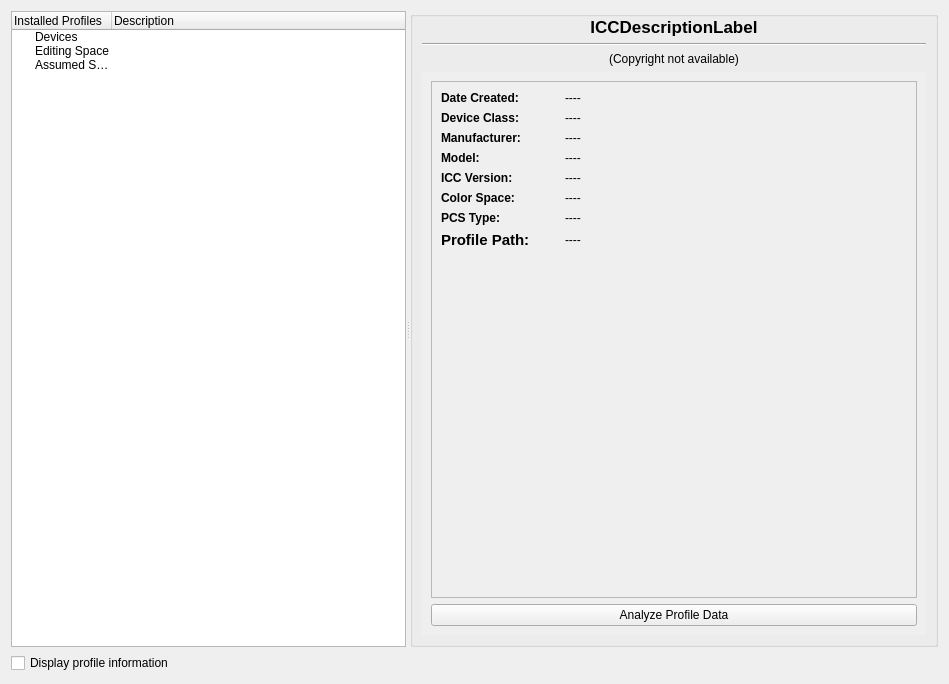
KDE/kolor-manager, file information/kminfo.ui: the form before one commit.
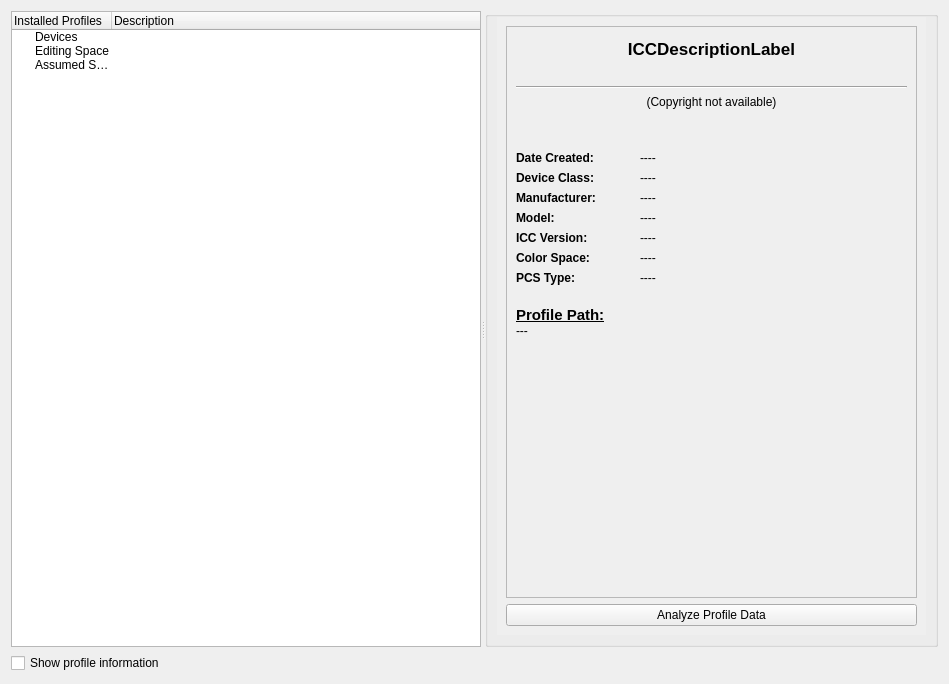
The form after the commit.

Commit message: (kminfo) Polished the ui.

```diff
--- a/information/kminfo.ui
+++ b/information/kminfo.ui
@@ -13,6 +13,12 @@
   <layout class="QVBoxLayout" name="verticalLayout_2">
    <item>
     <widget class="QSplitter" name="splitter">
+     <property name="sizePolicy">
+      <sizepolicy hsizetype="Minimum" vsizetype="Preferred">
+       <horstretch>0</horstretch>
+       <verstretch>0</verstretch>
+      </sizepolicy>
+     </property>
      <property name="orientation">
       <enum>Qt::Horizontal</enum>
      </property>
@@ -25,7 +31,7 @@
       </property>
       <property name="minimumSize">
        <size>
-        <width>370</width>
+        <width>470</width>
         <height>0</height>
        </size>
       </property>
@@ -35,12 +41,30 @@
       <property name="selectionMode">
        <enum>QAbstractItemView::SingleSelection</enum>
       </property>
+      <property name="textElideMode">
+       <enum>Qt::ElideRight</enum>
+      </property>
       <property name="uniformRowHeights">
        <bool>false</bool>
       </property>
       <property name="allColumnsShowFocus">
        <bool>false</bool>
       </property>
+      <property name="wordWrap">
+       <bool>false</bool>
+      </property>
+      <attribute name="headerCascadingSectionResizes">
+       <bool>false</bool>
+      </attribute>
+      <attribute name="headerShowSortIndicator" stdset="0">
+       <bool>false</bool>
+      </attribute>
+      <attribute name="headerCascadingSectionResizes">
+       <bool>false</bool>
+      </attribute>
+      <attribute name="headerShowSortIndicator" stdset="0">
+       <bool>false</bool>
+      </attribute>
       <column>
        <property name="text">
         <string>Installed Profiles</string>
@@ -78,86 +102,25 @@
      </widget>
      <widget class="QGroupBox" name="profileInfoGroupBox">
       <property name="sizePolicy">
-       <sizepolicy hsizetype="Ignored" vsizetype="Preferred">
+       <sizepolicy hsizetype="Minimum" vsizetype="Preferred">
         <horstretch>0</horstretch>
         <verstretch>0</verstretch>
        </sizepolicy>
       </property>
       <property name="minimumSize">
        <size>
-        <width>100</width>
+        <width>340</width>
         <height>0</height>
        </size>
       </property>
+      <property name="flat">
+       <bool>false</bool>
+      </property>
       <layout class="QGridLayout" name="gridLayout_3">
        <property name="topMargin">
         <number>0</number>
        </property>
-       <item row="0" column="0">
-        <widget class="QLabel" name="descriptionTagLabel">
-         <property name="sizePolicy">
-          <sizepolicy hsizetype="Preferred" vsizetype="Fixed">
-           <horstretch>0</horstretch>
-           <verstretch>0</verstretch>
-          </sizepolicy>
-         </property>
-         <property name="font">
-          <font>
-           <pointsize>13</pointsize>
-           <weight>75</weight>
-           <bold>true</bold>
-          </font>
-         </property>
-         <property name="text">
-          <string>ICCDescriptionLabel</string>
-         </property>
-         <property name="alignment">
-          <set>Qt::AlignCenter</set>
-         </property>
-         <property name="wordWrap">
-          <bool>true</bool>
-         </property>
-        </widget>
-       </item>
-       <item row="1" column="0">
-        <widget class="Line" name="line_2">
-         <property name="orientation">
-          <enum>Qt::Horizontal</enum>
-         </property>
-        </widget>
-       </item>
-       <item row="2" column="0">
-        <widget class="QLabel" name="copyrightTagLabel">
-         <property name="sizePolicy">
-          <sizepolicy hsizetype="Preferred" vsizetype="Fixed">
-           <horstretch>0</horstretch>
-           <verstretch>0</verstretch>
-          </sizepolicy>
-         </property>
-         <property name="frameShadow">
-          <enum>QFrame::Plain</enum>
-         </property>
-         <property name="lineWidth">
-          <number>1</number>
-         </property>
-         <property name="text">
-          <string>(Copyright not available)</string>
-         </property>
-         <property name="scaledContents">
-          <bool>true</bool>
-         </property>
-         <property name="alignment">
-          <set>Qt::AlignCenter</set>
-         </property>
-         <property name="wordWrap">
-          <bool>true</bool>
-         </property>
-         <property name="margin">
-          <number>0</number>
-         </property>
-        </widget>
-       </item>
-       <item row="3" column="0">
+       <item row="3" column="1">
         <widget class="QScrollArea" name="scrollArea">
          <property name="sizePolicy">
           <sizepolicy hsizetype="Preferred" vsizetype="Preferred">
@@ -179,16 +142,18 @@
            <rect>
             <x>0</x>
             <y>0</y>
-            <width>506</width>
-            <height>557</height>
+            <width>433</width>
+            <height>628</height>
            </rect>
           </property>
           <layout class="QGridLayout" name="gridLayout_2">
            <item row="1" column="0">
+            <layout class="QVBoxLayout" name="verticalLayout_3">
+             <item>
             <widget class="QFrame" name="frame">
              <property name="sizePolicy">
               <sizepolicy hsizetype="MinimumExpanding" vsizetype="Expanding">
-               <horstretch>99</horstretch>
+                 <horstretch>98</horstretch>
                <verstretch>99</verstretch>
               </sizepolicy>
              </property>
@@ -205,6 +170,92 @@
               <enum>QFrame::Raised</enum>
              </property>
              <layout class="QVBoxLayout" name="verticalLayout">
+                <item>
+                 <layout class="QVBoxLayout" name="verticalLayout_9">
+                  <property name="topMargin">
+                   <number>3</number>
+                  </property>
+                  <property name="bottomMargin">
+                   <number>20</number>
+                  </property>
+                  <item>
+                   <widget class="QLabel" name="descriptionTagLabel">
+                    <property name="sizePolicy">
+                     <sizepolicy hsizetype="Preferred" vsizetype="Minimum">
+                      <horstretch>0</horstretch>
+                      <verstretch>0</verstretch>
+                     </sizepolicy>
+                    </property>
+                    <property name="minimumSize">
+                     <size>
+                      <width>0</width>
+                      <height>41</height>
+                     </size>
+                    </property>
+                    <property name="font">
+                     <font>
+                      <pointsize>13</pointsize>
+                      <weight>75</weight>
+                      <bold>true</bold>
+                     </font>
+                    </property>
+                    <property name="text">
+                     <string>ICCDescriptionLabel</string>
+                    </property>
+                    <property name="alignment">
+                     <set>Qt::AlignHCenter|Qt::AlignTop</set>
+                    </property>
+                    <property name="wordWrap">
+                     <bool>true</bool>
+                    </property>
+                   </widget>
+                  </item>
+                  <item>
+                   <widget class="Line" name="line_2">
+                    <property name="orientation">
+                     <enum>Qt::Horizontal</enum>
+                    </property>
+                   </widget>
+                  </item>
+                  <item>
+                   <widget class="QLabel" name="copyrightTagLabel">
+                    <property name="sizePolicy">
+                     <sizepolicy hsizetype="Preferred" vsizetype="Minimum">
+                      <horstretch>0</horstretch>
+                      <verstretch>0</verstretch>
+                     </sizepolicy>
+                    </property>
+                    <property name="minimumSize">
+                     <size>
+                      <width>0</width>
+                      <height>30</height>
+                     </size>
+                    </property>
+                    <property name="frameShadow">
+                     <enum>QFrame::Plain</enum>
+                    </property>
+                    <property name="lineWidth">
+                     <number>1</number>
+                    </property>
+                    <property name="text">
+                     <string>(Copyright not available)</string>
+                    </property>
+                    <property name="scaledContents">
+                     <bool>false</bool>
+                    </property>
+                    <property name="alignment">
+                     <set>Qt::AlignHCenter|Qt::AlignTop</set>
+                    </property>
+                    <property name="wordWrap">
+                     <bool>true</bool>
+                    </property>
+                    <property name="margin">
+                     <number>0</number>
+                    </property>
+                   </widget>
+                  </item>
+                 </layout>
+                </item>
               <item>
                <layout class="QGridLayout" name="gridLayout">
                 <item row="0" column="0">
@@ -523,7 +574,20 @@
                   </property>
                  </widget>
                 </item>
-                <item row="7" column="0">
+                 </layout>
+                </item>
+                <item>
+                 <layout class="QVBoxLayout" name="verticalLayout_10">
+                  <property name="spacing">
+                   <number>0</number>
+                  </property>
+                  <property name="topMargin">
+                   <number>15</number>
+                  </property>
+                  <property name="bottomMargin">
+                   <number>15</number>
+                  </property>
+                  <item>
                  <widget class="QLabel" name="profilePathLabel">
                   <property name="sizePolicy">
                    <sizepolicy hsizetype="Fixed" vsizetype="Maximum">
@@ -539,8 +603,9 @@
                   </property>
                   <property name="font">
                    <font>
-                    <weight>75</weight>
-                    <bold>true</bold>
+                      <weight>50</weight>
+                      <bold>false</bold>
+                      <underline>true</underline>
                    </font>
                   </property>
                   <property name="text">
@@ -552,10 +617,10 @@
                   </property>
                  </widget>
                 </item>
-                <item row="7" column="1">
+                  <item>
                  <widget class="QLabel" name="directoryListingTag">
                   <property name="sizePolicy">
-                   <sizepolicy hsizetype="Ignored" vsizetype="Maximum">
+                     <sizepolicy hsizetype="Ignored" vsizetype="Preferred">
                     <horstretch>0</horstretch>
                     <verstretch>0</verstretch>
                    </sizepolicy>
@@ -579,11 +644,23 @@
                     <bold>false</bold>
                    </font>
                   </property>
+                    <property name="frameShape">
+                     <enum>QFrame::NoFrame</enum>
+                    </property>
+                    <property name="frameShadow">
+                     <enum>QFrame::Plain</enum>
+                    </property>
+                    <property name="lineWidth">
+                     <number>1</number>
+                    </property>
+                    <property name="midLineWidth">
+                     <number>0</number>
+                    </property>
                   <property name="text">
-                   <string>----</string>
+                     <string>---</string>
                   </property>
                   <property name="textFormat">
-                   <enum>Qt::LogText</enum>
+                     <enum>Qt::AutoText</enum>
                   </property>
                   <property name="scaledContents">
                    <bool>true</bool>
@@ -617,7 +694,7 @@
              </layout>
             </widget>
            </item>
-           <item row="2" column="0">
+             <item>
             <widget class="QPushButton" name="launchICCExaminButton">
              <property name="sizePolicy">
               <sizepolicy hsizetype="Preferred" vsizetype="Fixed">
@@ -627,7 +704,7 @@
              </property>
              <property name="minimumSize">
               <size>
-               <width>241</width>
+                 <width>180</width>
                <height>0</height>
               </size>
              </property>
@@ -637,6 +714,8 @@
             </widget>
            </item>
           </layout>
+           </item>
+          </layout>
          </widget>
         </widget>
        </item>
@@ -647,7 +726,7 @@
    <item>
     <widget class="QCheckBox" name="showProfileInfoCheckBox">
      <property name="text">
-      <string>Display profile information</string>
+      <string>Show profile information</string>
      </property>
     </widget>
    </item>
```
Left out of the diff: 8 changed lines with no effect on the pictures. Lines whose indentation alone changed are shown as unchanged.
